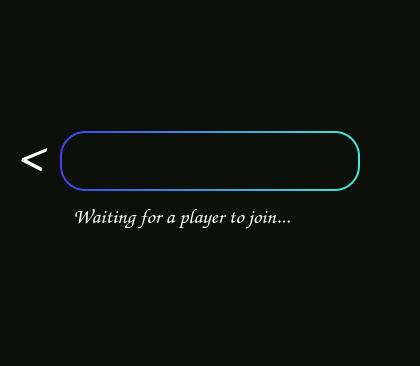
Qt form resources/createGameScreen.ui (davidnan/tictactoe) before a commit; both pictures show x 0 to 420 and y 204 to 570 of the 420 by 570 pixel window.
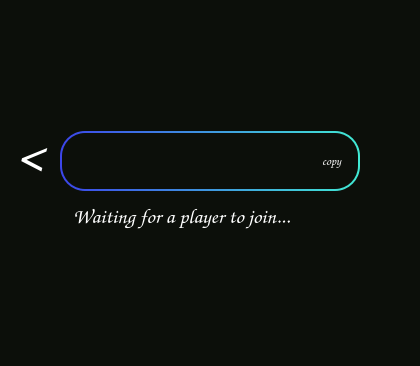
The same form after that commit.

```diff
--- a/resources/createGameScreen.ui
+++ b/resources/createGameScreen.ui
@@ -188,6 +188,33 @@
       <string/>
      </property>
     </widget>
+    <widget class="QLabel" name="copyLabel">
+     <property name="geometry">
+      <rect>
+       <x>256</x>
+       <y>14</y>
+       <width>41</width>
+       <height>31</height>
+      </rect>
+     </property>
+     <property name="font">
+      <font>
+       <family>Comic Sans MS</family>
+       <weight>75</weight>
+       <bold>true</bold>
+      </font>
+     </property>
+     <property name="cursor">
+      <cursorShape>PointingHandCursor</cursorShape>
+     </property>
+     <property name="styleSheet">
+      <string notr="true">background-color: none;
+color: white;</string>
+     </property>
+     <property name="text">
+      <string>copy</string>
+     </property>
+    </widget>
    </widget>
    <widget class="QLabel" name="label">
     <property name="geometry">
```
Left out of the diff: 3 changed lines with no effect on the pictures.
